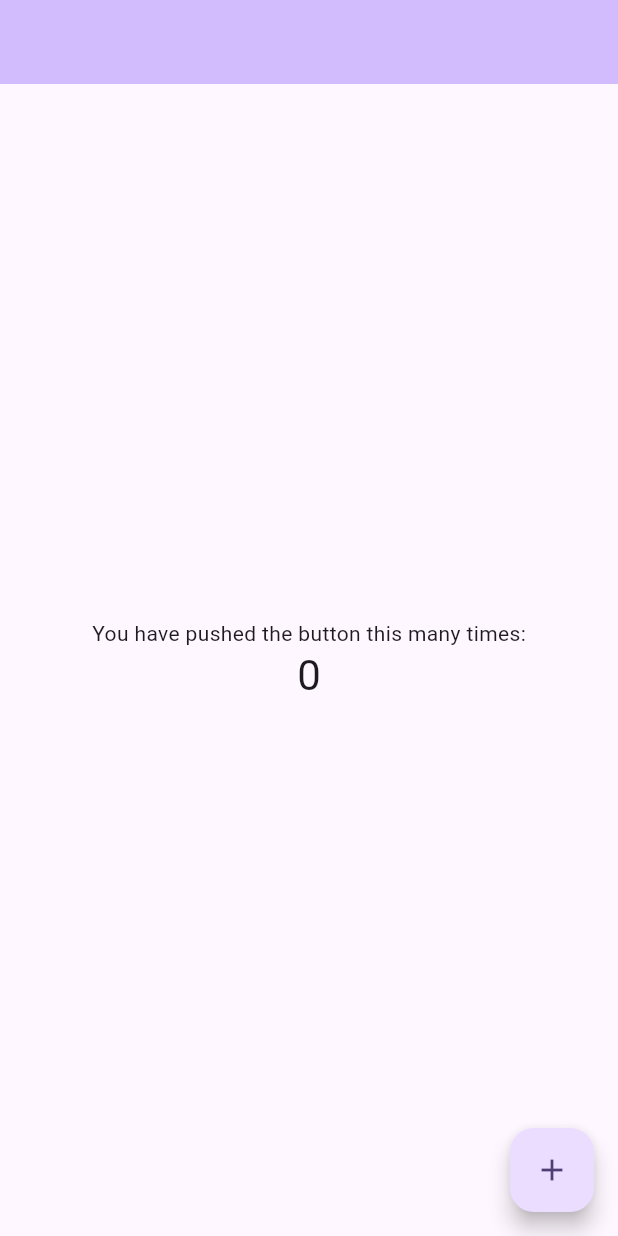
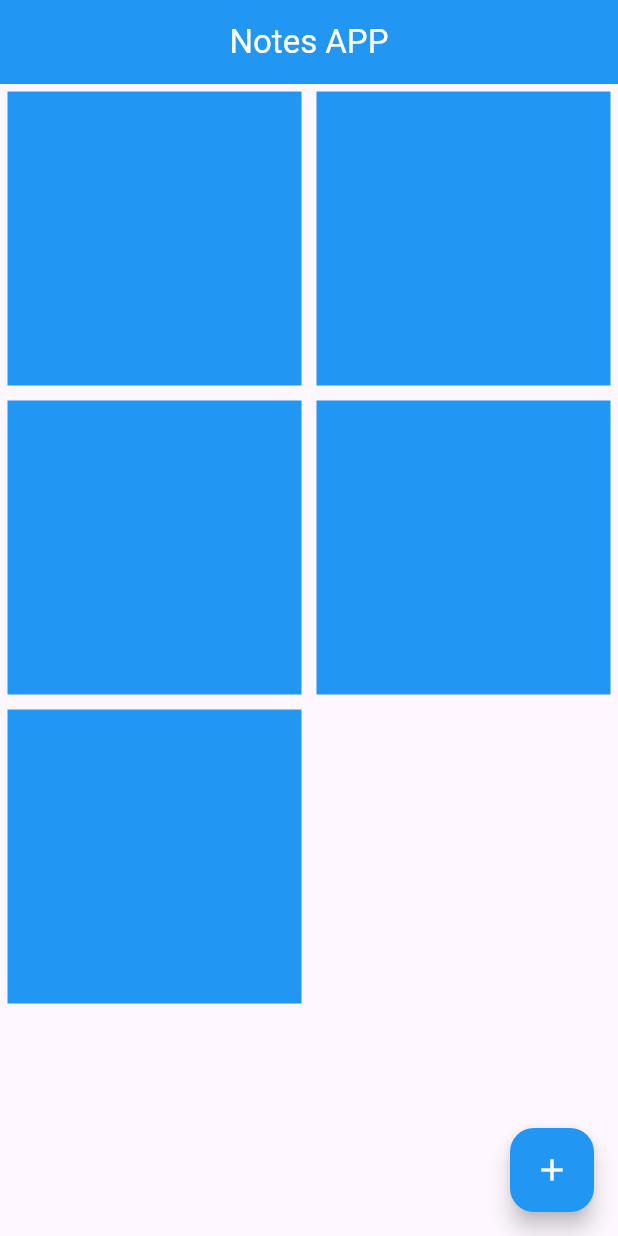
Before and after one commit to KevalKThumar/FlutterNoteApp, a Flutter app: the screen it shows after launch, on a phone screen of 412 x 824 dp. Run offline on Flutter 3.47's test engine with Material 2 defaults, Android fonts, the phone set to English and light mode, and no system bars; our stand-ins replace velocity_x; Roboto replaces fonts that are missing (jobTitle).

Commit message:
first commit

```diff
--- a/lib/main.dart
+++ b/lib/main.dart
@@ -1,6 +1,8 @@
 import 'package:flutter/material.dart';
+import 'package:note_app/pages/home_page.dart';
 
 void main() {
+  WidgetsFlutterBinding.ensureInitialized();
   runApp(const MyApp());
 }
 
@@ -11,59 +13,13 @@ class MyApp extends StatelessWidget {
   @override
   Widget build(BuildContext context) {
     return MaterialApp(
-      title: 'Flutter Demo',
+        debugShowCheckedModeBanner: false,
+        title: 'Notes App',
       theme: ThemeData(
         colorScheme: ColorScheme.fromSeed(seedColor: Colors.deepPurple),
         useMaterial3: true,
       ),
-      home: const MyHomePage(title: 'Flutter Demo Home Page'),
+        home: const HomePage()
     );
   }
 }
-
-class MyHomePage extends StatefulWidget {
-  const MyHomePage({super.key, required this.title});
-
-  final String title;
-
-  @override
-  State<MyHomePage> createState() => _MyHomePageState();
-}
-
-class _MyHomePageState extends State<MyHomePage> {
-  int _counter = 0;
-
-  void _incrementCounter() {
-    setState(() {
-      _counter++;
-    });
-  }
-
-  @override
-  Widget build(BuildContext context) {
-    return Scaffold(
-      appBar: AppBar(
-        backgroundColor: Theme.of(context).colorScheme.inversePrimary,
-      ),
-      body: Center(
-        child: Column(
-          mainAxisAlignment: MainAxisAlignment.center,
-          children: <Widget>[
-            const Text(
-              'You have pushed the button this many times:',
-            ),
-            Text(
-              '$_counter',
-              style: Theme.of(context).textTheme.headlineMedium,
-            ),
-          ],
-        ),
-      ),
-      floatingActionButton: FloatingActionButton(
-        onPressed: _incrementCounter,
-        tooltip: 'Increment',
-        child: const Icon(Icons.add),
-      ), // This trailing comma makes auto-formatting nicer for build methods.
-    );
-  }
-}
--- /dev/null
+++ b/lib/pages/home_page.dart
@@ -0,0 +1,48 @@
+import 'package:flutter/material.dart';
+import 'package:note_app/pages/add_new_page.dart';
+import 'package:velocity_x/velocity_x.dart';
+
+class HomePage extends StatelessWidget {
+  const HomePage({super.key});
+
+  @override
+  Widget build(BuildContext context) {
+    return Scaffold(
+      appBar: AppBar(
+        title: "Notes APP".text.white.fontFamily(AutofillHints.jobTitle).make(),
+        centerTitle: true,
+        backgroundColor: Colors.blue,
+        iconTheme: const IconThemeData(color: Colors.white),
+      ),
+      body: SafeArea(
+        child: GridView.builder(
+          itemCount: 5,
+          gridDelegate: const SliverGridDelegateWithFixedCrossAxisCount(
+            crossAxisCount: 2,
+          ),
+          itemBuilder: (context, index) {
+            return Container(
+              margin: const EdgeInsets.all(5),
+              color: Colors.blue,
+            );
+          },
+        ),
+      ),
+      floatingActionButton: FloatingActionButton(
+        backgroundColor: Colors.blue,
+        onPressed: () {
+          Navigator.push(
+            context,
+            MaterialPageRoute(
+              builder: (context) => const AddNewPage(),
+            ),
+          );
+        },
+        child: const Icon(
+          Icons.add,
+          color: Colors.white,
+        ),
+      ),
+    );
+  }
+}
--- a/pubspec.yaml
+++ b/pubspec.yaml
@@ -35,6 +35,8 @@ dependencies:
   # The following adds the Cupertino Icons font to your application.
   # Use with the CupertinoIcons class for iOS style icons.
   cupertino_icons: ^1.0.2
+  provider: ^6.0.5
+  velocity_x: ^4.1.1
 
 dev_dependencies:
   flutter_test:
```
Also changed, not shown: lib/Models/note_model.dart (added, +39 -0 lines), lib/pages/add_new_page.dart (added, +17 -0 lines), pubspec.lock.
